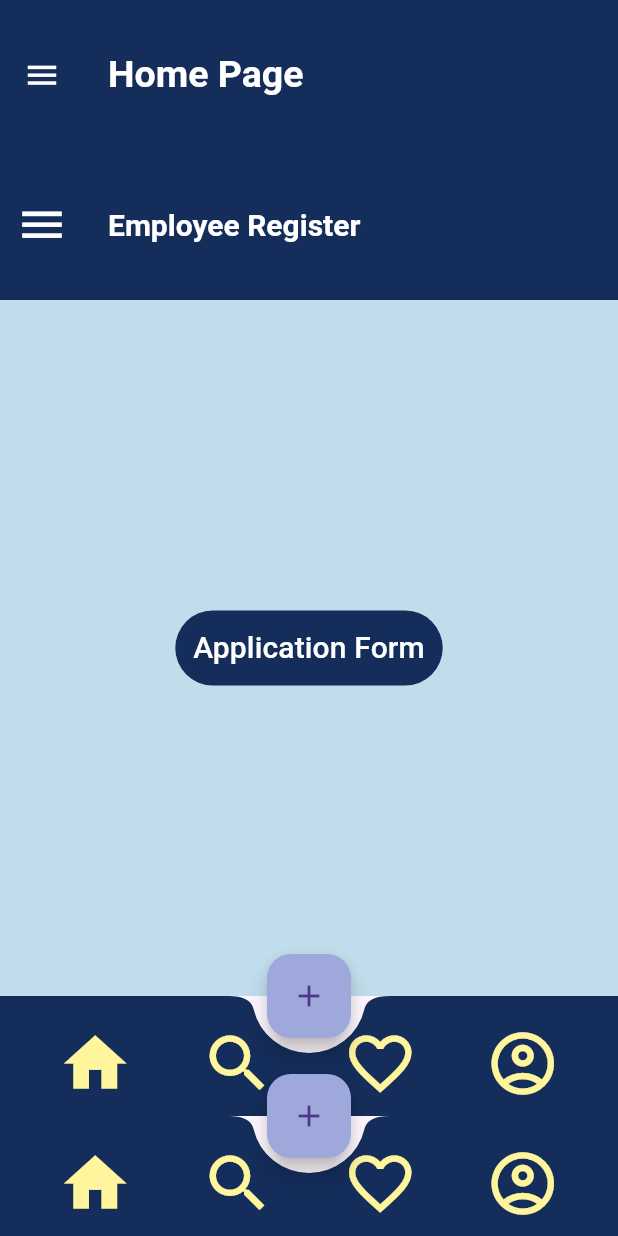
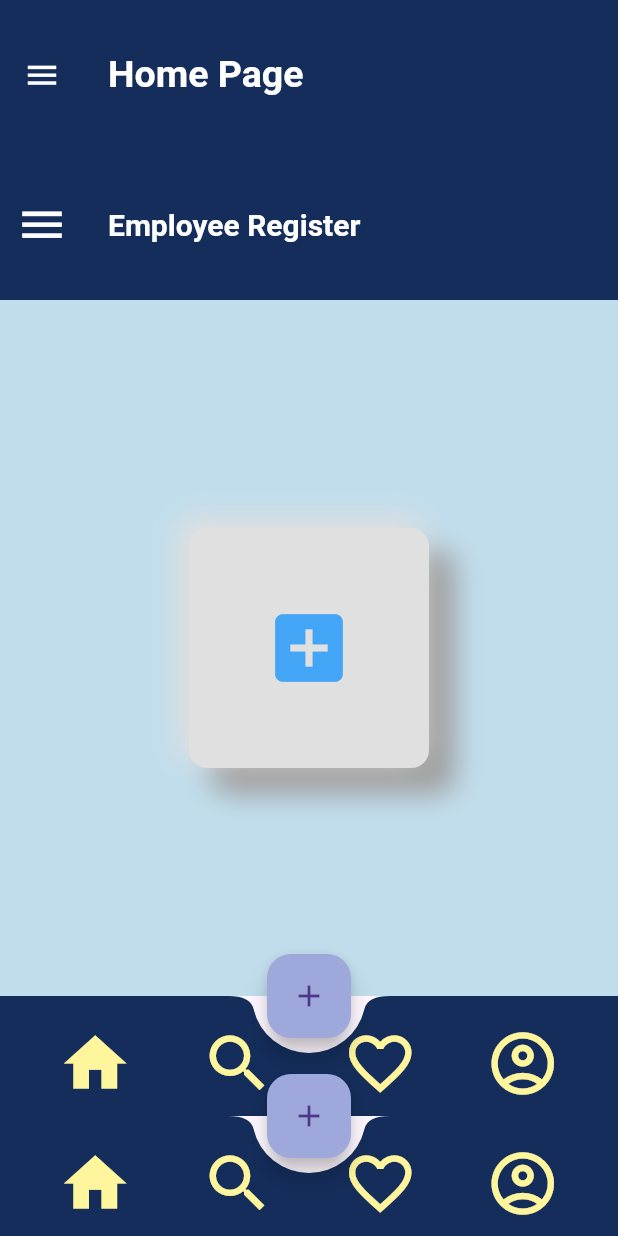
Before and after one commit to vipul-rathod/flutter_widgets, a Flutter app: the screen it shows after launch, on a phone screen of 412 x 824 dp. Run offline on Flutter 3.47's test engine with Material 3 defaults, Android fonts, the phone set to English and light mode, and no system bars; our stand-ins replace email_validator, flutter_zoom_drawer, objectbox; missing offline and left inert: flutter_exit_app; generated files the repository leaves out were written again.

Commit message:
Animated button added and few more tweaks made to code.

```diff
--- a/lib/pages/smalldeviceviewpage.dart
+++ b/lib/pages/smalldeviceviewpage.dart
@@ -22,6 +22,7 @@ class SmallDeviceViewPageState extends State<SmallDeviceViewPage>{
       body: Container(
         color: const Color.fromARGB(255, 193, 221, 235),
         child: MyIndexedStacked(
+          isButtonPressed: false,
           fontSize: 20,
           index: _currentIndex,
           onPressed: () {
--- /dev/null
+++ b/lib/widgets/mycustomebutton.dart
@@ -0,0 +1,46 @@
+import 'package:flutter/material.dart';
+
+class MyCustomButton extends StatelessWidget {
+  final onTap;
+  final bool isButtonPressed;
+  final double? height;
+  final double? width;
+  const MyCustomButton({super.key, this.onTap, required this.isButtonPressed, this.height, this.width});
+
+  @override
+  Widget build(BuildContext context) {
+    return GestureDetector(
+      onTap: onTap,
+      child: AnimatedContainer(
+        duration: const Duration(milliseconds: 200),
+        height: height,
+        width: width,
+        decoration: BoxDecoration(
+          color: Colors.grey[300],
+          borderRadius: BorderRadius.circular(12),
+          boxShadow: isButtonPressed ? [
+            // no shadows if the button is pressed
+          ] : [
+            BoxShadow(
+              color: Colors.grey.shade500,
+              offset: const Offset(16, 16),
+              blurRadius: 15,
+              spreadRadius: 1,
+            ),
+            BoxShadow(
+              color: Colors.grey.shade300,
+              offset: const Offset(-6, -6),
+              blurRadius: 15,
+              spreadRadius: 1,
+            )
+          ],
+        ),
+      child: Icon(
+        Icons.add_box,
+        size: 60,
+        color: Colors.blue[400],
+      ),
+    ),
+    );
+  }
+}
--- a/lib/widgets/myindexedstacked.dart
+++ b/lib/widgets/myindexedstacked.dart
@@ -1,11 +1,13 @@
 import 'package:flutter/material.dart';
+import 'package:test_widgets/widgets/mycustomebutton.dart';
 
 class MyIndexedStacked extends StatelessWidget{
   final Function()? onPressed;
   final double fontSize;
   final int index;
+  final bool isButtonPressed;
 
-  const MyIndexedStacked({super.key, required this.index, required this.onPressed, required this.fontSize});
+  const MyIndexedStacked({super.key, required this.index, required this.onPressed, required this.fontSize, required this.isButtonPressed});
 
   @override
   Widget build(BuildContext context){
@@ -15,13 +17,19 @@ class MyIndexedStacked extends StatelessWidget{
         Padding(
           padding: EdgeInsets.zero,
           child: Center(
-            child: TextButton(
-              style: ButtonStyle(backgroundColor: MaterialStateProperty.all<Color>(const Color.fromARGB(255, 20, 45, 90)),
-              foregroundColor: MaterialStateProperty.all<Color>(Colors.white),
-              fixedSize: MaterialStateProperty.all<Size>(const Size.fromHeight(50)),),
-              onPressed: onPressed,
-              child: Text('Application Form', style: TextStyle(fontSize: fontSize)),
+            child: MyCustomButton(
+              onTap: onPressed,
+              isButtonPressed: isButtonPressed,
+              height: 160,
+              width: 160,
             ),
+            // child: TextButton(
+            //   style: ButtonStyle(backgroundColor: MaterialStateProperty.all<Color>(const Color.fromARGB(255, 20, 45, 90)),
+            //   foregroundColor: MaterialStateProperty.all<Color>(Colors.white),
+            //   fixedSize: MaterialStateProperty.all<Size>(const Size.fromHeight(50)),),
+            //   onPressed: onPressed,
+            //   child: Text('Application Form', style: TextStyle(fontSize: fontSize)),
+            // ),
           ),
         ),
       ],
--- a/lib/widgets/myscaffold.dart
+++ b/lib/widgets/myscaffold.dart
@@ -8,6 +8,7 @@ class MyScaffold extends StatelessWidget{
   final double fontSize;
   final double iconSize;
   final double width;
+
   const MyScaffold({super.key, required this.body, required this.title, required this.fontSize, required this.iconSize, required this.width});
 
   @override
@@ -20,6 +21,7 @@ class MyScaffold extends StatelessWidget{
         backgroundColor: const Color.fromARGB(255, 20, 45, 90),
       ),
       drawer: MyDrawer(fontSize: fontSize, width: width,),
+      // drawer: const MyZoomDrawer(),
 
       bottomNavigationBar: BottomAppBar(
         color: const Color.fromARGB(255, 20, 45, 90),
--- a/lib/widgets/mytextformfield.dart
+++ b/lib/widgets/mytextformfield.dart
@@ -9,7 +9,6 @@ class MyTextFormField extends StatefulWidget{
   final String label;
   final String hint;
   final TextEditingController controller;
-  // String? initialText;
   final IconData prefixIcon;
   final double iconSize;
   final Color iconColor;
@@ -34,7 +33,6 @@ class MyTextFormFieldState extends State<MyTextFormField>{
   Widget build(BuildContext context){
     return TextFormField(
       controller: widget.controller,
-      // initialValue: widget.initialText!,
       autocorrect: false,
       focusNode: widget.focusNode,
       inputFormatters: widget.inputFormatter,
--- a/pubspec.yaml
+++ b/pubspec.yaml
@@ -12,6 +12,7 @@ dependencies:
     sdk: flutter
   flutter_exit_app: ^1.1.2
   flutter_native_splash: ^2.3.10
+  flutter_zoom_drawer: ^3.2.0
   objectbox: ^2.5.0
   objectbox_flutter_libs: any
   path: ^1.8.3
```
Also changed, not shown: lib/pages/largedeviceviewpage.dart (+26 -9 lines), lib/pages/mydatatablepage.dart (+6 -4 lines), lib/pages/myeditformlargepage.dart (+6 -1 lines), lib/pages/myform.dart (+6 -5 lines), lib/pages/myformlargepage.dart (+10 -19 lines), lib/pages/myformsmallpage.dart (+1 -8 lines), lib/widgets/myradiowidget.dart (+9 -8 lines), lib/widgets/myzoomdrawer.dart (added, +131 -0 lines), pubspec.lock.
